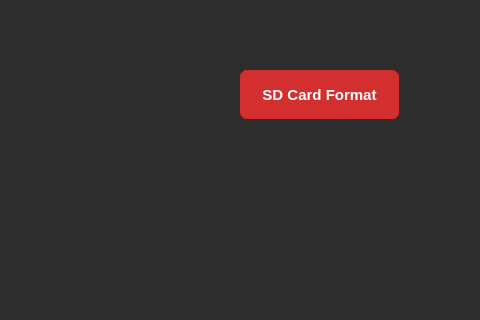
The window that mainwindow.ui (xemreyayla/mte-toolbox) describes before a commit, drawn with Qt 5; both pictures show x 380 to 860 and y 0 to 320 of the 860 by 540 pixel window.
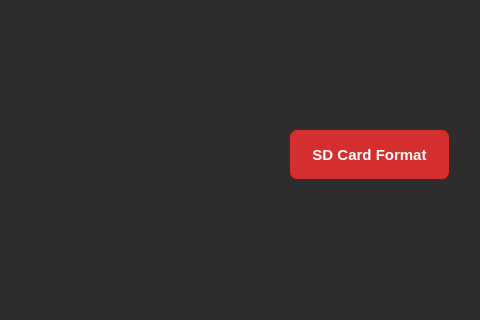
The same window after the commit.

Commit message: utilities page updated

The edit to the form file:
```diff
--- a/mainwindow.ui
+++ b/mainwindow.ui
@@ -556,8 +556,8 @@
        <widget class="QPushButton" name="sdFormatButton">
         <property name="geometry">
          <rect>
-          <x>610</x>
-          <y>60</y>
+          <x>660</x>
+          <y>120</y>
           <width>161</width>
           <height>51</height>
          </rect>
```
